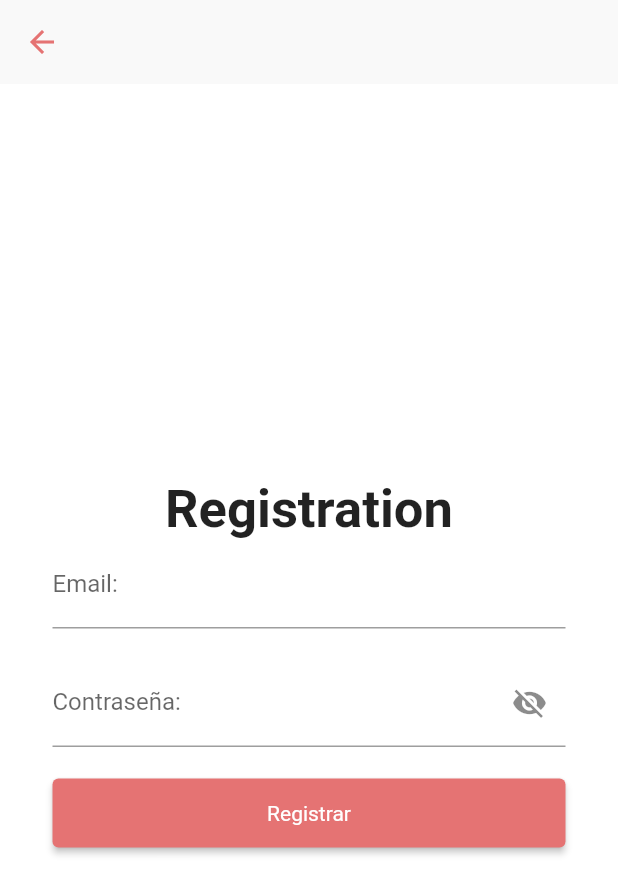
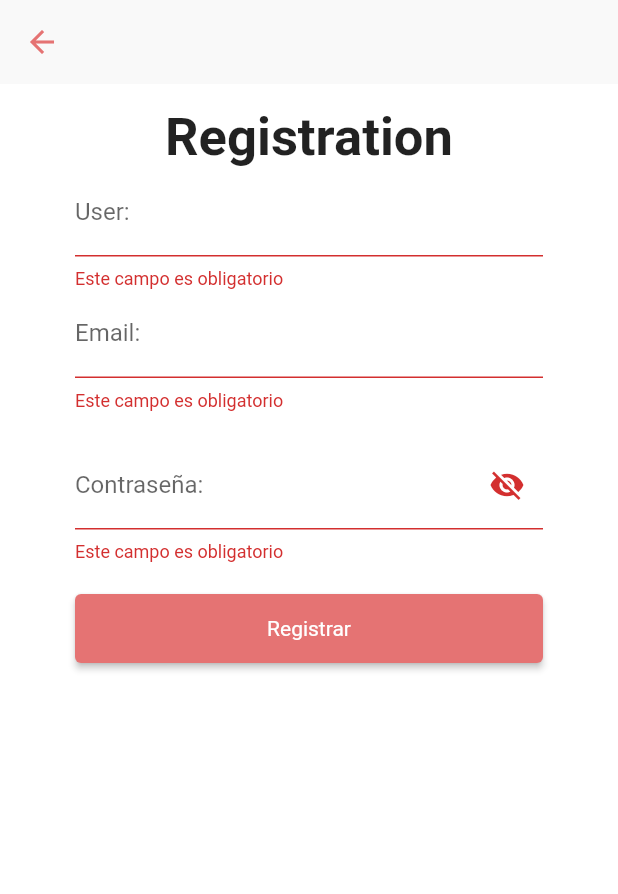
Before and after one commit to Mannlex21/DeliveryApplication, a Flutter app: the RegistrationScreen screen opened by its route, after a tap on "Registrar", on a phone screen of 412 x 824 dp. Shown: the top 894 px of the screen. Run offline on Flutter 3.47's test engine with Material 2 defaults, Android fonts, the phone set to English and light mode, and no system bars; our stand-ins replace image_picker; network calls fail.

Commit message:
screen settings created

```diff
--- /dev/null
+++ b/lib/models/user.dart
@@ -0,0 +1,27 @@
+class User {
+  int? id;
+  String? name;
+  String? user;
+  String? password;
+  String? email;
+
+  User({this.id, this.name, this.user, this.password, this.email});
+
+  User.fromJson(Map<String, dynamic> json) {
+    id = json['Id'];
+    name = json['Name'];
+    user = json['User'];
+    password = json['Password'];
+    email = json['Email'];
+  }
+
+  Map<String, dynamic> toJson() {
+    final Map<String, dynamic> data = <String, dynamic>{};
+    data['Id'] = id;
+    data['Name'] = name;
+    data['User'] = user;
+    data['Password'] = password;
+    data['Email'] = email;
+    return data;
+  }
+}
--- a/lib/src/app.dart
+++ b/lib/src/app.dart
@@ -8,6 +8,8 @@ import 'package:flutter/cupertino.dart';
 import 'package:flutter/material.dart';
 
 class MyApp extends StatelessWidget {
+  const MyApp({Key? key}) : super(key: key);
+
   @override
   Widget build(BuildContext context) {
     return MaterialApp(
@@ -16,16 +18,13 @@ class MyApp extends StatelessWidget {
         primarySwatch: Colors.blue,
         brightness: Brightness.light,
         primaryColor: Colors.red[300],
-        accentColor: Colors.cyan[300],
         scaffoldBackgroundColor: Colors.white,
-        appBarTheme: AppBarTheme(
+        appBarTheme: const AppBarTheme(
           iconTheme: IconThemeData(color: Colors.black),
-          textTheme: TextTheme(
-            headline6: TextStyle(
+          toolbarTextStyle: TextStyle(
               color: Colors.black,
               fontSize: 22,
             ),
-          ),
         ),
         visualDensity: VisualDensity.adaptivePlatformDensity,
       ),
@@ -35,7 +34,7 @@ class MyApp extends StatelessWidget {
             case '/':
               return LoginScreen(context);
             case '/home':
-              return MyHomeScreen();
+              return const MyHomeScreen();
             case '/registration':
               return RegistrationScreen(context);
             case '/search':
--- a/lib/src/screens/registration/registration_screen.dart
+++ b/lib/src/screens/registration/registration_screen.dart
@@ -1,26 +1,33 @@
-import 'package:flutter/cupertino.dart';
+import 'dart:convert';
+
 import 'package:flutter/material.dart';
-// import 'package:firebase_auth/firebase_auth.dart';
+import 'package:http/http.dart' as http;
 
 class RegistrationScreen extends StatefulWidget {
   final BuildContext context;
-  RegistrationScreen(this.context, {Key? key}) : super(key: key);
+  const RegistrationScreen(this.context, {Key? key}) : super(key: key);
 
   @override
   _RegistrationScreenState createState() => _RegistrationScreenState();
 }
 
 class _RegistrationScreenState extends State<RegistrationScreen> {
-  GlobalKey<FormState> _formKey = GlobalKey<FormState>();
+  final GlobalKey<FormState> _formKey = GlobalKey<FormState>();
 
+  final _nameController = TextEditingController();
+  final _userController = TextEditingController();
   final _emailController = TextEditingController();
   final _passwordController = TextEditingController();
 
+  String name = "";
+  String user = "";
   String email = "";
   String password = "";
   String errorMessage = "";
   bool showPassword = false;
 
+  late FocusNode nameFocus;
+  late FocusNode userFocus;
   late FocusNode emailFocus;
   late FocusNode passwordFocus;
 
@@ -36,16 +43,20 @@ class _RegistrationScreenState extends State<RegistrationScreen> {
       ),
       body: Form(
         key: _formKey,
-        child: Column(
+        child: ListView(
+            shrinkWrap: true,
+            padding: EdgeInsets.all(15.0),
+            children: [
+              Column(
                 mainAxisAlignment: MainAxisAlignment.center,
                 children: [
                   Padding(
                     padding: const EdgeInsets.only(
-                  right: 35, left: 35, bottom: 10, top: 20),
+                        right: 35, left: 35, bottom: 10, top: 0),
                     child: Center(
                       child: Column(
                         children: [
-                    Text(
+                          const Text(
                             "Registration",
                             style: TextStyle(
                               fontSize: 35,
@@ -57,7 +68,27 @@ class _RegistrationScreenState extends State<RegistrationScreen> {
                               mainAxisSize: MainAxisSize.min,
                               children: [
                                 TextFormField(
-                            decoration: InputDecoration(labelText: "Email:"),
+                                  decoration:
+                                      const InputDecoration(labelText: "User:"),
+                                  controller: _userController,
+                                  focusNode: userFocus,
+                                  keyboardType: TextInputType.name,
+                                  onEditingComplete: () =>
+                                      requestFocus(context, passwordFocus),
+                                  textInputAction: TextInputAction.next,
+                                  onSaved: (value) {
+                                    email = value!;
+                                  },
+                                  validator: (value) {
+                                    if (value!.isEmpty) {
+                                      return "Este campo es obligatorio";
+                                    }
+                                    return null;
+                                  },
+                                ),
+                                TextFormField(
+                                  decoration: const InputDecoration(
+                                      labelText: "Email:"),
                                   controller: _emailController,
                                   focusNode: emailFocus,
                                   keyboardType: TextInputType.emailAddress,
@@ -72,10 +103,18 @@ class _RegistrationScreenState extends State<RegistrationScreen> {
                                       return "Este campo es obligatorio";
                                     }
 
+                                    bool emailValid = RegExp(
+                                            r"^[a-zA-Z0-9.a-zA-Z0-9.!#$%&'*+-/=?^_`{|}~]+@[a-zA-Z0-9]+\.[a-zA-Z]+")
+                                        .hasMatch(value);
+
+                                    if (!emailValid) {
+                                      return "Ingrese un email valido";
+                                    }
+
                                     return null;
                                   },
                                 ),
-                          SizedBox(
+                                const SizedBox(
                                   height: 20,
                                 ),
                                 TextFormField(
@@ -106,30 +145,31 @@ class _RegistrationScreenState extends State<RegistrationScreen> {
                                     return null;
                                   },
                                 ),
-                          SizedBox(
+                                const SizedBox(
                                   height: 20,
                                 ),
                                 ElevatedButton(
                                   child: Row(
                                     mainAxisAlignment: MainAxisAlignment.center,
-                              children: [
+                                    children: const [
                                       Text('Registrar'),
                                     ],
                                   ),
                                   onPressed: () => _registration(context),
                                   style: ButtonStyle(
                                     textStyle: MaterialStateProperty.all(
-                                TextStyle(
+                                      const TextStyle(
                                         color: Colors.white,
                                       ),
                                     ),
                                     backgroundColor: MaterialStateProperty.all(
                                         Theme.of(context).primaryColor),
                                     padding: MaterialStateProperty.all(
-                                  const EdgeInsets.symmetric(vertical: 15)),
+                                        const EdgeInsets.symmetric(
+                                            vertical: 15)),
                                   ),
                                 ),
-                          SizedBox(
+                                const SizedBox(
                                   height: 5,
                                 ),
                               ],
@@ -141,6 +181,7 @@ class _RegistrationScreenState extends State<RegistrationScreen> {
                   ),
                 ],
               ),
+            ]),
       ),
     );
   }
@@ -148,9 +189,13 @@ class _RegistrationScreenState extends State<RegistrationScreen> {
   @override
   void dispose() {
     super.dispose();
-    this._emailController.dispose();
-    this._passwordController.dispose();
+    _nameController.dispose();
+    _userController.dispose();
+    _emailController.dispose();
+    _passwordController.dispose();
 
+    nameFocus.dispose();
+    userFocus.dispose();
     emailFocus.dispose();
     passwordFocus.dispose();
   }
@@ -158,6 +203,8 @@ class _RegistrationScreenState extends State<RegistrationScreen> {
   @override
   void initState() {
     super.initState();
+    nameFocus = FocusNode();
+    userFocus = FocusNode();
     emailFocus = FocusNode();
     passwordFocus = FocusNode();
   }
@@ -167,30 +214,31 @@ class _RegistrationScreenState extends State<RegistrationScreen> {
   }
 
   Future<void> _registration(BuildContext context) async {
-    // try {
-    //   if (_formKey.currentState.validate()) {
-    //     setState(() {
-    //       errorMessage = "";
-    //     });
+    try {
+      if (_formKey.currentState!.validate()) {
+        setState(() {
+          errorMessage = "";
+        });
 
-    //     UserCredential userCredential =
-    //         await FirebaseAuth.instance.createUserWithEmailAndPassword(
-    //       email: _emailController.text,
-    //       password: _passwordController.text,
-    //     );
+        var request = await http.post(
+          Uri.parse('http://192.168.1.64:9090/client/signUp'),
+          headers: <String, String>{
+            'Content-Type': 'application/json; charset=UTF-8',
+          },
+          body: jsonEncode({
+            'id': 0,
+            'user': _userController.text.toLowerCase(),
+            'password': _passwordController.text,
+            'email': _emailController.text
+          }),
+        );
 
-    //     if (userCredential != null) {
-    //       Navigator.of(context).pushNamed('/login');
-    //     }
-    //   }
-    // } on FirebaseAuthException catch (e) {
-    //   if (e.code == 'weak-password') {
-    //     print('The password provided is too weak.');
-    //   } else if (e.code == 'email-already-in-use') {
-    //     print('The account already exists for that email.');
-    //   }
-    // } catch (e) {
-    //   print(e);
-    // }
+        if (request.body == 'true') {
+          Navigator.of(context).pushNamed('/login');
         }
       }
+    } catch (e) {
+      print(e);
+    }
+  }
+}
```
Also changed, not shown: lib/main.dart (+1 -8 lines), lib/src/components/home/home_wiget.dart (+6 -8 lines), lib/src/screens/home/home_screen.dart (+7 -9 lines), lib/src/screens/login/login_screen.dart (+105 -49 lines), lib/src/screens/settings/setting_screen.dart (added, +241 -0 lines), pubspec.yaml (+7 -4 lines), assets/image/default-image.png (added), assets/image/default-profile-image.png (added), assets/loading.gif (added), pubspec.lock, 4 other files. Lines whose indentation alone changed are shown as unchanged.
